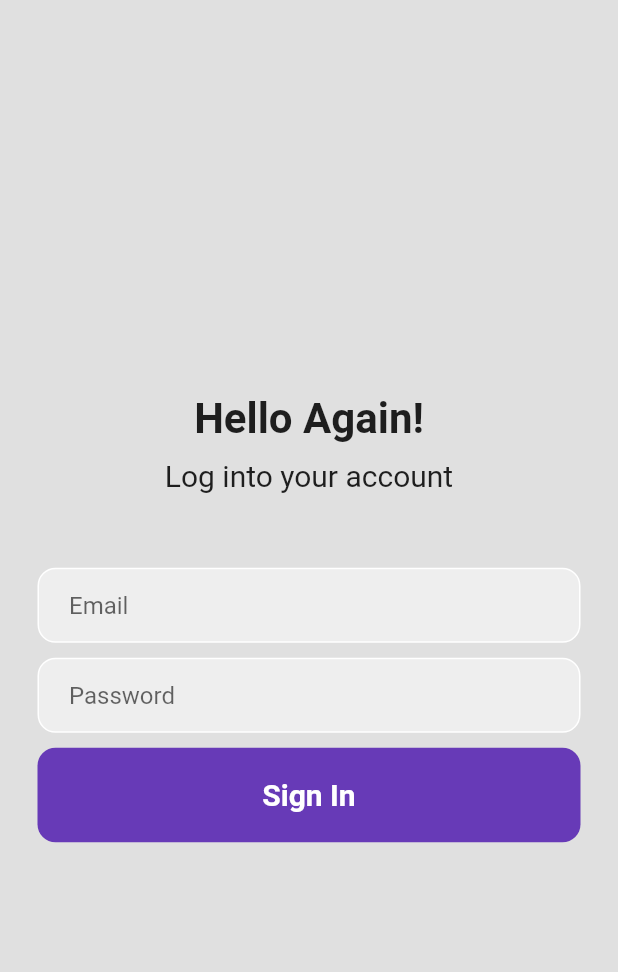
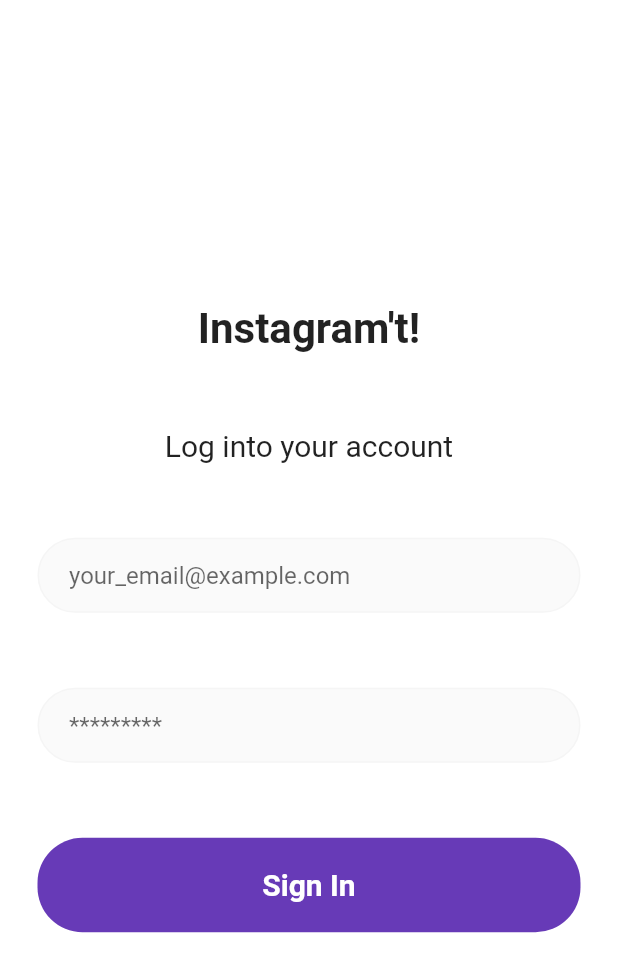
Before and after one commit to RRDaniela/Instagram-t, a Flutter app: the screen it shows after launch, on a phone screen of 412 x 824 dp. Shown: the top 972 px of the screen. Run offline on Flutter 3.47's test engine with Material 2 defaults, Android fonts, the phone set to English and light mode, and no system bars.

Commit message:
ADDED: Login layout was properly added

```diff
--- a/instagram_t/lib/screens/login_screen.dart
+++ b/instagram_t/lib/screens/login_screen.dart
@@ -11,62 +11,63 @@ class _LoginScreenState extends State<LoginScreen> {
   @override
   Widget build(BuildContext context) {
     return Scaffold(
-        backgroundColor: Colors.grey[300],
+        backgroundColor: Colors.white,
         body: Center(
           child: Column(
             mainAxisAlignment: MainAxisAlignment.center,
             children: [
               const Text(
-                'Hello Again!',
+                'Instagram\'t!',
                 style: TextStyle(fontWeight: FontWeight.bold, fontSize: 28),
               ),
-              const SizedBox(height: 10),
+              const SizedBox(height: 50),
               const Text(
                 'Log into your account',
                 style: TextStyle(fontSize: 20),
               ),
               const SizedBox(height: 50),
               // Email textfield
+
               Padding(
                 padding: const EdgeInsets.symmetric(horizontal: 25),
                 child: Container(
                     decoration: BoxDecoration(
-                        color: Colors.grey[200],
-                        border: Border.all(color: Colors.white),
-                        borderRadius: BorderRadius.circular(12)),
+                        color: Colors.grey[50],
+                        border: Border.all(color: Colors.grey[100]!),
+                        borderRadius: BorderRadius.circular(30)),
                     child: const Padding(
                       padding: EdgeInsets.only(left: 20),
                       child: TextField(
                         decoration: InputDecoration(
-                          hintText: 'Email',
+                          hintText: 'your_email@example.com',
                           border: InputBorder.none,
                         ),
                       ),
                     )),
               ),
-              const SizedBox(height: 10),
+              const SizedBox(height: 50),
 
               // Password textfield
               Padding(
                 padding: const EdgeInsets.symmetric(horizontal: 25),
                 child: Container(
                     decoration: BoxDecoration(
-                        color: Colors.grey[200],
-                        border: Border.all(color: Colors.white),
-                        borderRadius: BorderRadius.circular(12)),
+                        color: Colors.grey[50],
+                        border: Border.all(color: Colors.grey[100]!),
+                        borderRadius: BorderRadius.circular(30)),
                     child: const Padding(
                       padding: EdgeInsets.only(left: 20),
                       child: TextField(
                         obscureText: true,
                         decoration: InputDecoration(
-                          hintText: 'Password',
+                          hintText: '*********',
                           border: InputBorder.none,
                         ),
                       ),
                     )),
               ),
 
-              const SizedBox(height: 10),
+              const SizedBox(height: 50),
 
               Padding(
                 padding: const EdgeInsets.symmetric(horizontal: 25),
@@ -74,7 +75,7 @@ class _LoginScreenState extends State<LoginScreen> {
                   padding: EdgeInsets.all(20),
                   decoration: BoxDecoration(
                       color: Colors.deepPurple,
-                      borderRadius: BorderRadius.circular(12)),
+                      borderRadius: BorderRadius.circular(30)),
                   child: Center(
                       child: Text(
                     'Sign In',
--- a/instagram_t/pubspec.yaml
+++ b/instagram_t/pubspec.yaml
@@ -59,8 +59,8 @@ flutter:
   uses-material-design: true
 
   # To add assets to your application, add an assets section, like this:
-  # assets:
-  #   - images/a_dot_burr.jpeg
+  assets:
+    - assets/logo.png
   #   - images/a_dot_ham.jpeg
 
   # An image asset can refer to one or more resolution-specific "variants", see
```
Also changed, not shown: instagram_t/assets/logo.png (added).
